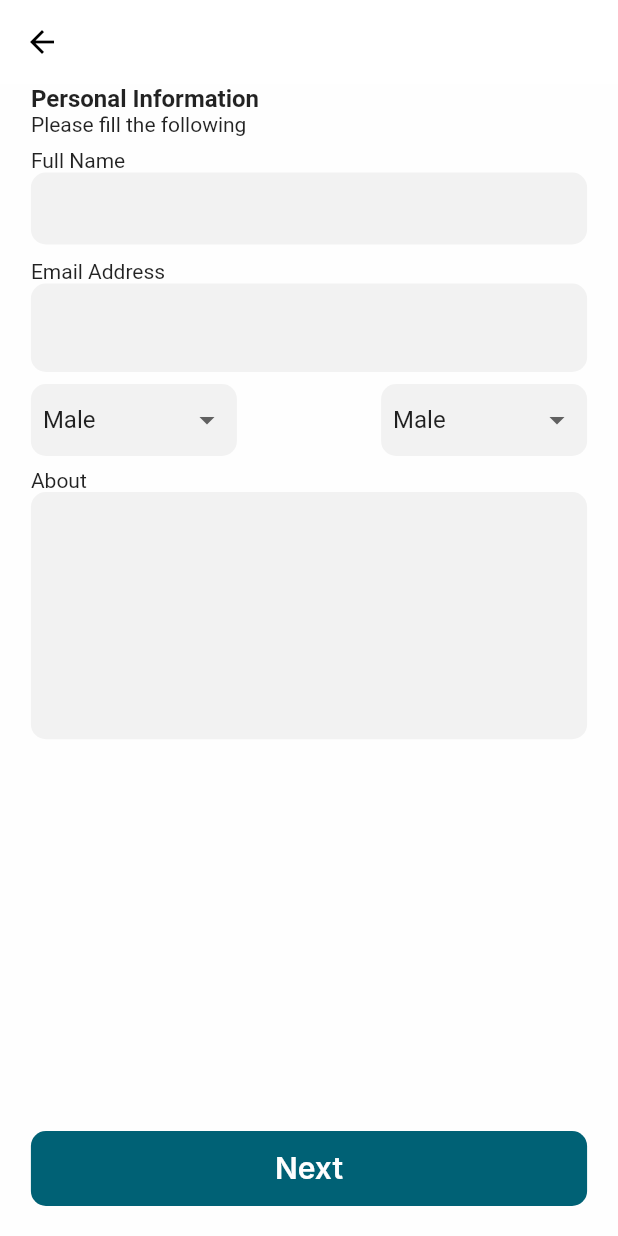
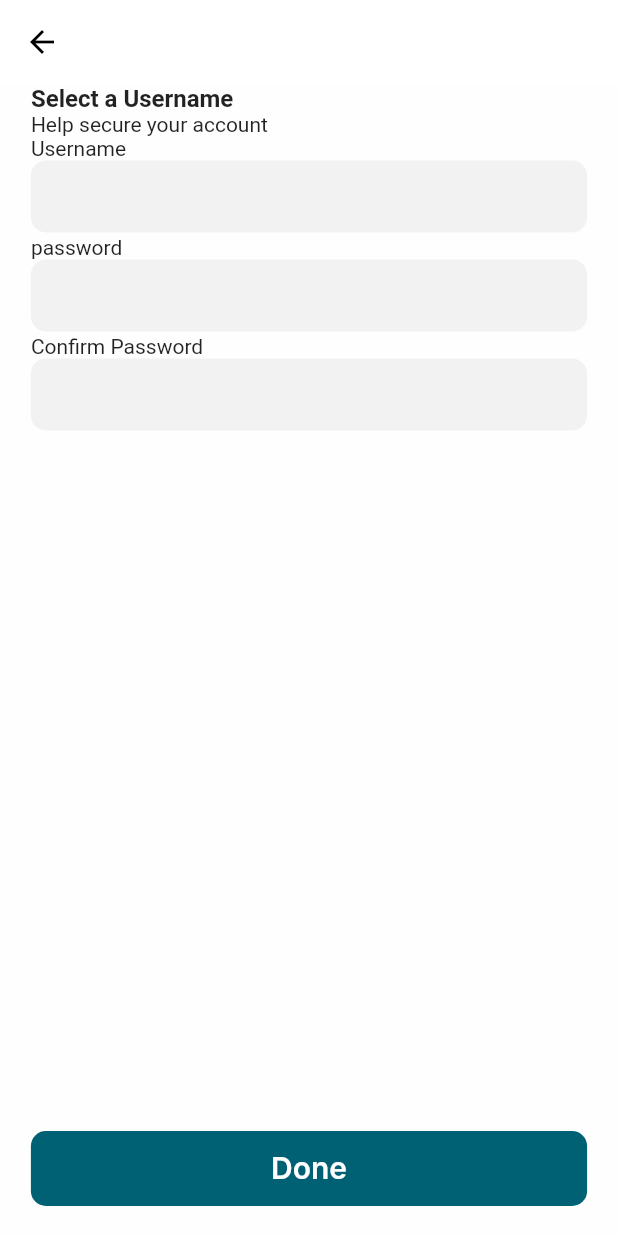
Before and after one commit to jamesetma/alsham_socialmedia, a Flutter app: the PersonalInfoPage screen opened directly, after a tap on "Next", on a phone screen of 412 x 824 dp. Run offline on Flutter 3.47's test engine with Material 2 defaults, Android fonts, the phone set to English and light mode, and no system bars; our stand-ins replace get, pin_code_fields; Roboto replaces fonts that are missing (Inter).

Commit message:
welcome and username

```diff
--- a/lib/main.dart
+++ b/lib/main.dart
@@ -1,5 +1,6 @@
 import 'package:alsham_socialmedia/constants/app_colors.dart';
 import 'package:alsham_socialmedia/views/pages/personal_info_page.dart';
+import 'package:alsham_socialmedia/views/pages/verification_page.dart';
 import 'package:flutter/material.dart';
 import 'package:get/get.dart';
 
@@ -14,7 +15,7 @@ class MyApp extends StatelessWidget {
   Widget build(BuildContext context) {
     return GetMaterialApp(
       theme: ThemeData(scaffoldBackgroundColor: AppColors.white),
-      home: PersonalInfoPage(),
+      home: VerificationPage(),
     );
   }
 }
--- a/lib/views/components/dropdown_menu_builder.dart
+++ b/lib/views/components/dropdown_menu_builder.dart
@@ -19,8 +19,7 @@ class DropDownMenu extends StatelessWidget {
         width: Get.width / 3,
         padding: const EdgeInsets.symmetric(horizontal: 8),
         decoration: BoxDecoration(
-            borderRadius: BorderRadius.circular(10),
-            color: AppColors.gray),
+            borderRadius: BorderRadius.circular(10), color: AppColors.gray),
         child: DropdownButtonHideUnderline(
           child: DropdownButton<String>(
               elevation: 1,
--- a/lib/views/pages/personal_info_page.dart
+++ b/lib/views/pages/personal_info_page.dart
@@ -3,6 +3,8 @@ import 'package:alsham_socialmedia/constants/paddings.dart';
 import 'package:alsham_socialmedia/views/components/button_builder.dart';
 import 'package:alsham_socialmedia/views/components/dropdown_menu_builder.dart';
 import 'package:alsham_socialmedia/views/components/textbox_builder.dart';
+import 'package:alsham_socialmedia/views/components/textfield_builder.dart';
+import 'package:alsham_socialmedia/views/pages/username_page.dart';
 import 'package:flutter/material.dart';
 import 'package:get/get.dart';
 
@@ -27,8 +29,7 @@ class PersonalInfoPage extends StatelessWidget {
           children: [
             const Text(
               'Personal Information',
-              style: TextStyle(
-                  fontWeight: FontWeight.w600, fontSize: 16),
+              style: TextStyle(fontWeight: FontWeight.w600, fontSize: 16),
             ),
             const Text('Please fill the following'),
             const Padding(
@@ -40,25 +41,14 @@ class PersonalInfoPage extends StatelessWidget {
               padding: EdgeInsets.only(top: 8.0),
               child: Text('Email Address'),
             ),
-            TextFormField(
-              decoration: InputDecoration(
-                filled: true,
-                fillColor: AppColors.gray,
-                border: OutlineInputBorder(
-                  borderSide: BorderSide.none,
-                  borderRadius: BorderRadius.circular(10),
-                ),
-              ),
-            ),
+            const TextFieldBuilder(),
             Padding(
               padding: const EdgeInsets.only(top: 8),
               child: Row(
                 mainAxisAlignment: MainAxisAlignment.spaceBetween,
                 children: [
-                  DropDownMenu(
-                      currentValue: currentValue, items: genders),
-                  DropDownMenu(
-                      currentValue: currentValue, items: genders),
+                  DropDownMenu(currentValue: currentValue, items: genders),
+                  DropDownMenu(currentValue: currentValue, items: genders),
                 ],
               ),
             ),
@@ -75,7 +65,9 @@ class PersonalInfoPage extends StatelessWidget {
                   child: ButtonBuilder(
                     text: 'Next',
                     color: AppColors.appPrimary,
-                    onPressed: () {},
+                    onPressed: () {
+                      Get.to(() => UsernamePage());
+                    },
                   ),
                 ),
               ),
@@ -86,27 +78,3 @@ class PersonalInfoPage extends StatelessWidget {
     );
   }
 }
-
-class TextFieldBuilder extends StatelessWidget {
-  const TextFieldBuilder({
-    Key? key,
-  }) : super(key: key);
-
-  @override
-  Widget build(BuildContext context) {
-    return SizedBox(
-      height: 50,
-      child: TextFormField(
-        decoration: InputDecoration(
-          contentPadding: const EdgeInsets.only(bottom: 6, left: 10),
-          filled: true,
-          fillColor: AppColors.gray,
-          border: OutlineInputBorder(
-            borderSide: BorderSide.none,
-            borderRadius: BorderRadius.circular(10),
-          ),
-        ),
-      ),
-    );
-  }
-}
--- /dev/null
+++ b/lib/views/pages/username_page.dart
@@ -0,0 +1,62 @@
+import 'package:alsham_socialmedia/constants/app_colors.dart';
+import 'package:alsham_socialmedia/constants/paddings.dart';
+import 'package:alsham_socialmedia/views/components/button_builder.dart';
+import 'package:alsham_socialmedia/views/components/textfield_builder.dart';
+import 'package:alsham_socialmedia/views/pages/welcome_page.dart';
+import 'package:flutter/material.dart';
+import 'package:get/get.dart';
+
+class UsernamePage extends StatelessWidget {
+  const UsernamePage({Key? key}) : super(key: key);
+
+  @override
+  Widget build(BuildContext context) {
+    return Scaffold(
+      appBar: AppBar(
+        elevation: 0,
+        backgroundColor: Colors.white,
+        leading: BackButton(
+          color: Colors.black,
+        ),
+      ),
+      body: Padding(
+        padding: Paddings.sidePadding,
+        child: Column(
+          crossAxisAlignment: CrossAxisAlignment.start,
+          children: [
+            Text(
+              'Select a Username',
+              style: TextStyle(fontSize: 16, fontWeight: FontWeight.w600),
+            ),
+            Text('Help secure your account'),
+            Text('Username'),
+            TextFieldBuilder(),
+            Text('password'),
+            TextFieldBuilder(
+              obsecureText: true,
+            ),
+            Text('Confirm Password'),
+            TextFieldBuilder(
+              obsecureText: true,
+            ),
+            Expanded(
+              child: Align(
+                alignment: Alignment.bottomCenter,
+                child: Padding(
+                  padding: EdgeInsets.only(bottom: 20),
+                  child: ButtonBuilder(
+                    text: 'Done',
+                    color: AppColors.appPrimary,
+                    onPressed: () {
+                      Get.to(() => WelcomePage());
+                    },
+                  ),
+                ),
+              ),
+            ),
+          ],
+        ),
+      ),
+    );
+  }
+}
```
Also changed, not shown: lib/views/pages/verification_page.dart (+8 -4 lines), lib/views/pages/welcome_page.dart (added, +37 -0 lines), 2 other files.
